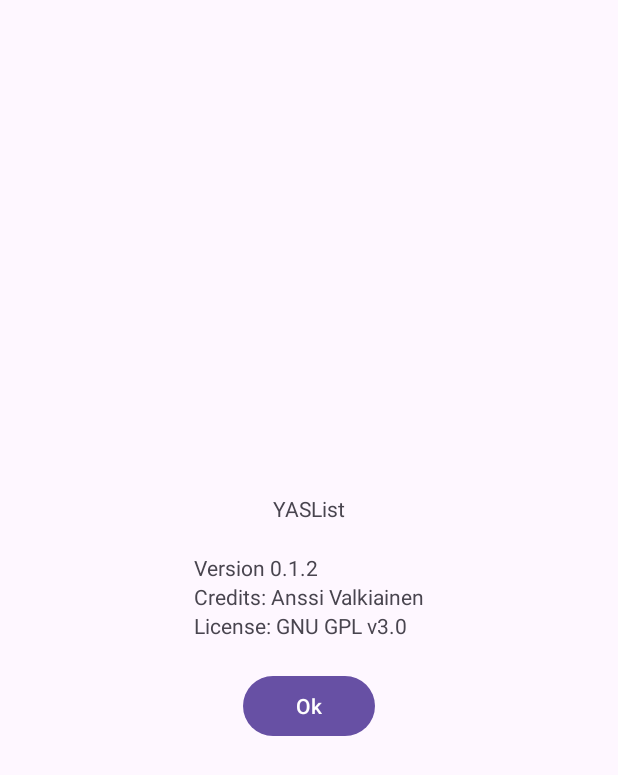
After one commit to CyberAnssi/YASList, an Android app: the layout dialog_about.xml on its own in the app's theme, with its tools: preview values and no code run, on a phone screen of 412 x 824 dp. The commit adds this screen. Shown: the top 775 px of the screen. Run offline under Robolectric (Android 15) with nearby library versions, the phone set to English and light mode, and no system bars.

Commit message:
Update to v0.1.2

```diff
--- a/app/src/main/res/layout/activity_items.xml
+++ b/app/src/main/res/layout/activity_items.xml
@@ -26,7 +26,7 @@
                 android:layout_width="61dp"
                 android:layout_height="59dp"
                 android:background="#00FFFFFF"
-                android:translationY="100px"
+                android:translationY="50dp"
                 app:srcCompat="?attr/homeAsUpIndicator" />
 
             <Button
@@ -34,7 +34,8 @@
                 android:layout_width="wrap_content"
                 android:layout_height="wrap_content"
                 android:layout_gravity="center_horizontal|top"
-                android:layout_marginTop="8dp"
+                android:layout_marginTop="14dp"
+                android:layout_marginBottom="16dp"
                 android:text="Add an item for "
                 android:translationY="-50px" />
 
--- /dev/null
+++ b/app/src/main/res/layout/dialog_about.xml
@@ -0,0 +1,64 @@
+<?xml version="1.0" encoding="utf-8"?>
+<androidx.constraintlayout.widget.ConstraintLayout xmlns:android="http://schemas.android.com/apk/res/android"
+    xmlns:app="http://schemas.android.com/apk/res-auto"
+    xmlns:tools="http://schemas.android.com/tools"
+    android:layout_width="match_parent"
+    android:layout_height="match_parent">
+
+    <LinearLayout
+        android:layout_width="wrap_content"
+        android:layout_height="wrap_content"
+        android:orientation="vertical"
+        app:layout_constraintStart_toStartOf="parent"
+        app:layout_constraintEnd_toEndOf="parent"
+        app:layout_constraintTop_toTopOf="parent"
+        app:layout_constraintBottom_toBottomOf="parent"
+        app:layout_constraintHorizontal_bias="0.5"
+        app:layout_constraintVertical_bias="0.5"
+        android:layout_marginStart="20dp"
+        android:layout_marginTop="20dp"
+        android:layout_marginEnd="20dp"
+        android:layout_marginBottom="20dp">
+
+        <TextView
+            android:id="@+id/textView4"
+            android:layout_width="wrap_content"
+            android:layout_height="wrap_content"
+            android:layout_gravity="center"
+            android:text="YASList" />
+
+        <Space
+            android:layout_width="match_parent"
+            android:layout_height="20dp" />
+
+        <TextView
+            android:id="@+id/textView3"
+            android:layout_width="wrap_content"
+            android:layout_height="wrap_content"
+            android:text="Version 0.1.2" />
+
+        <TextView
+            android:id="@+id/textView2"
+            android:layout_width="wrap_content"
+            android:layout_height="wrap_content"
+            android:text="Credits: Anssi Valkiainen" />
+
+        <TextView
+            android:id="@+id/textView"
+            android:layout_width="wrap_content"
+            android:layout_height="wrap_content"
+            android:text="License: GNU GPL v3.0" />
+
+        <Space
+            android:layout_width="match_parent"
+            android:layout_height="20dp" />
+
+        <Button
+            android:id="@+id/button_ok"
+            android:layout_width="wrap_content"
+            android:layout_height="wrap_content"
+            android:layout_gravity="center"
+            android:text="Ok" />
+    </LinearLayout>
+
+</androidx.constraintlayout.widget.ConstraintLayout>
--- a/app/src/main/res/layout/prompt_for_vendor.xml
+++ b/app/src/main/res/layout/prompt_for_vendor.xml
@@ -21,10 +21,9 @@
         android:id="@+id/button_create_vendor_name"
         android:layout_width="wrap_content"
         android:layout_height="wrap_content"
-        android:layout_marginStart="40dp"
         android:layout_marginTop="38dp"
         android:text="Create vendor"
-        app:layout_constraintStart_toStartOf="parent"
+        app:layout_constraintStart_toStartOf="@+id/textfield_vendor_name"
         app:layout_constraintTop_toBottomOf="@+id/textfield_vendor_name" />
 
     <Button
@@ -32,8 +31,7 @@
         android:layout_width="wrap_content"
         android:layout_height="wrap_content"
         android:layout_marginTop="38dp"
-        android:layout_marginEnd="40dp"
         android:text="Cancel"
-        app:layout_constraintEnd_toEndOf="parent"
+        app:layout_constraintEnd_toEndOf="@+id/textfield_vendor_name"
         app:layout_constraintTop_toBottomOf="@+id/textfield_vendor_name" />
 </androidx.constraintlayout.widget.ConstraintLayout>
```
Also changed, not shown: app/src/main/java/com/CyberAnssi/YASList/ItemActivity.java (+4 -3 lines), app/src/main/java/com/CyberAnssi/YASList/MainActivity.java (+40 -5 lines), app/src/main/res/layout/activity_main.xml (+10 -0 lines), app/src/main/res/layout/line_of_vendor.xml (line endings or trailing spaces).
